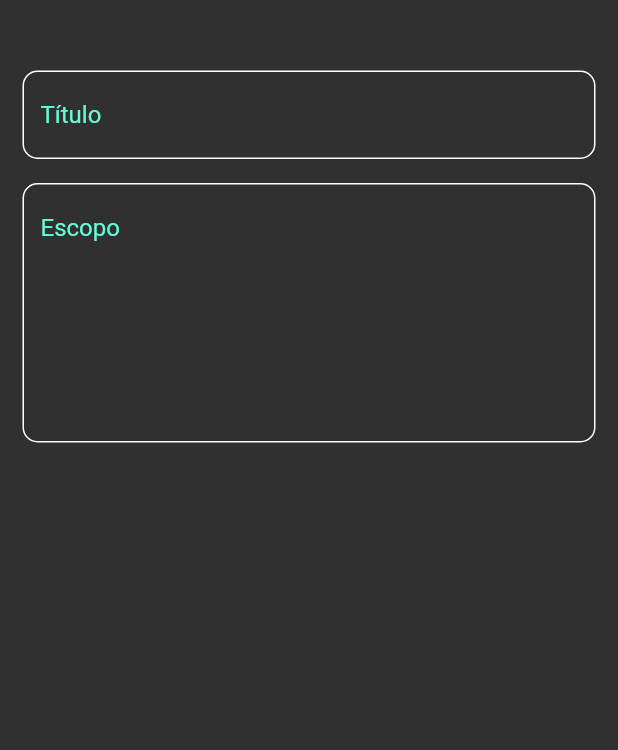
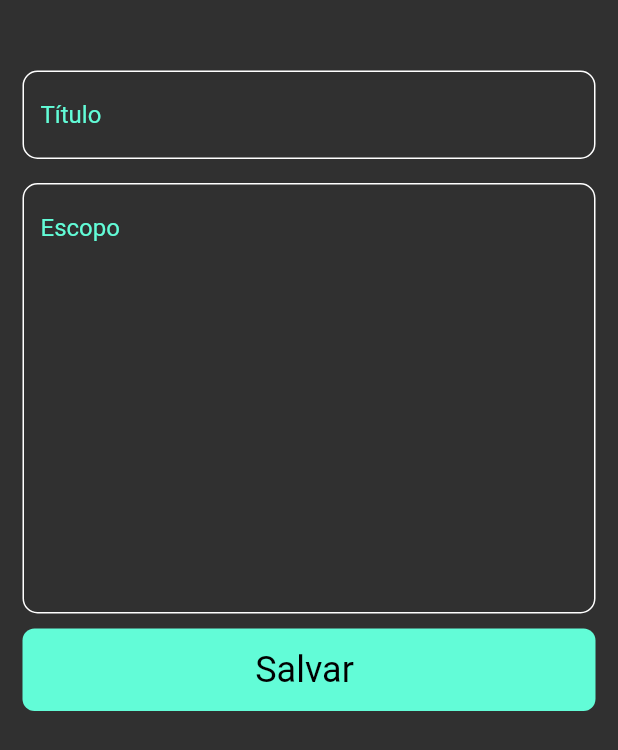
Before and after one commit to guilhermeoliveirac/Notas-App, a Flutter app: the AddNoteBottomSheet widget shown alone on an empty page, opened directly, on a phone screen of 412 x 824 dp. Shown: the top 750 px of the screen. Run offline on Flutter 3.47's test engine with Material 2 defaults, Android fonts, the phone set to English and light mode, and no system bars.

Commit message:
create notes button finished

```diff
--- a/lib/views/widgets/add_note_bottom_sheet.dart
+++ b/lib/views/widgets/add_note_bottom_sheet.dart
@@ -1,4 +1,6 @@
 import 'package:flutter/material.dart';
+import 'package:note/views/widgets/constants.dart';
+import 'package:note/views/widgets/custom_botton.dart';
 import 'package:note/views/widgets/custom_text_field.dart';
 
 class AddNoteBottomSheet extends StatelessWidget {
@@ -28,8 +30,12 @@ class AddNoteBottomSheet extends StatelessWidget {
           ),
           CustomTextField(
             hint: 'Escopo',
-            maxLines: 7,
+            maxLines: 13,
           ),
+          SizedBox(
+            height: 10,
+          ),
+          CustomBotton()
         ],
       ),
     );
--- /dev/null
+++ b/lib/views/widgets/custom_botton.dart
@@ -0,0 +1,21 @@
+import 'package:flutter/material.dart';
+import 'package:note/views/widgets/constants.dart';
+
+class CustomBotton extends StatelessWidget {
+  const CustomBotton({super.key});
+
+  @override
+  Widget build(BuildContext context) {
+    return Container(
+      width: MediaQuery.of(context).size.width,
+      height: 55,
+      decoration: BoxDecoration(
+          color: kPrimaryColor, borderRadius: BorderRadius.circular(8)),
+      child: Center(
+          child: Text(
+        'Salvar ',
+        style: TextStyle(color: Colors.black, fontSize: 24),
+      )),
+    );
+  }
+}
```
